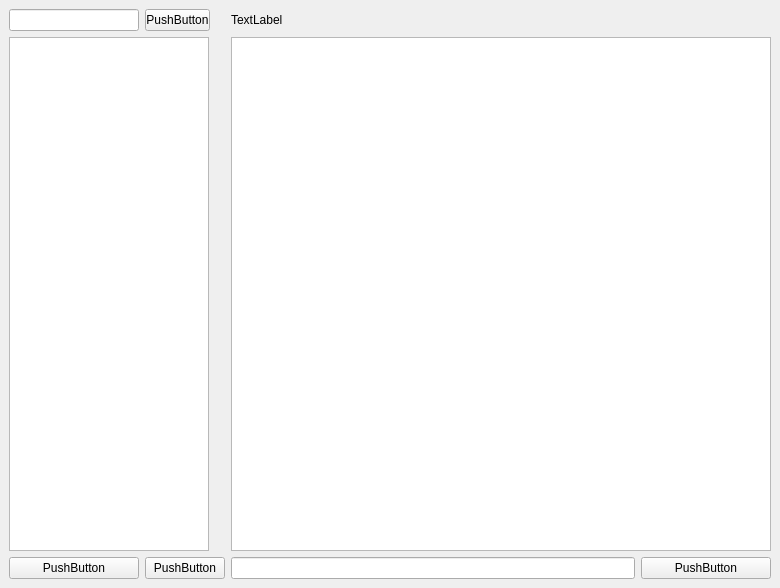
Old version of the form Project/Whatsapp/Client/client.ui in the repository Omer-Dagry/School-Twelfth_Grade.
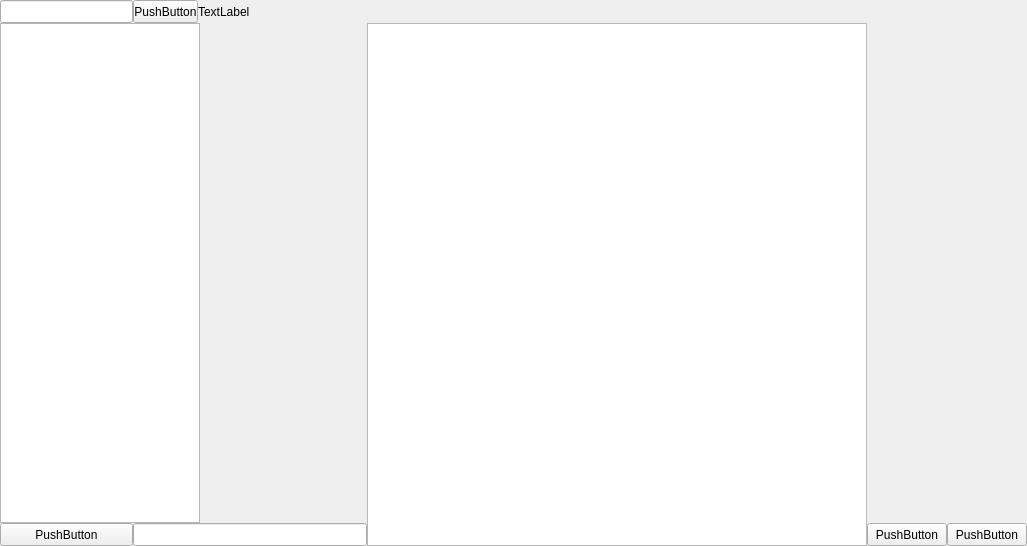
New version of the form.

Commit message:
main GUI, login_or_signup, send file thread
* main GUI is ready

* login_or_signup function receives the username and password and calls login or signup and then login

* file will be sent in another thread with another socket

Patch:
```diff
--- a/Project/Whatsapp/Client/client.ui
+++ b/Project/Whatsapp/Client/client.ui
@@ -6,8 +6,8 @@
    <rect>
     <x>0</x>
     <y>0</y>
-    <width>780</width>
-    <height>588</height>
+    <width>1015</width>
+    <height>546</height>
    </rect>
   </property>
   <property name="windowTitle">
@@ -15,6 +15,40 @@
   </property>
   <widget class="QWidget" name="centralwidget">
    <layout class="QGridLayout" name="gridLayout_2">
+    <property name="leftMargin">
+     <number>0</number>
+    </property>
+    <property name="topMargin">
+     <number>0</number>
+    </property>
+    <property name="rightMargin">
+     <number>0</number>
+    </property>
+    <property name="bottomMargin">
+     <number>0</number>
+    </property>
+    <property name="spacing">
+     <number>0</number>
+    </property>
+    <item row="3" column="0">
+     <widget class="QPushButton" name="send_message">
+      <property name="minimumSize">
+       <size>
+        <width>133</width>
+        <height>23</height>
+       </size>
+      </property>
+      <property name="maximumSize">
+       <size>
+        <width>133</width>
+        <height>23</height>
+       </size>
+      </property>
+      <property name="text">
+       <string>PushButton</string>
+      </property>
+     </widget>
+    </item>
     <item row="0" column="1">
      <widget class="QPushButton" name="search_user_button">
       <property name="sizePolicy">
@@ -23,32 +57,42 @@
         <verstretch>0</verstretch>
        </sizepolicy>
       </property>
+      <property name="minimumSize">
+       <size>
+        <width>65</width>
+        <height>23</height>
+       </size>
+      </property>
       <property name="maximumSize">
        <size>
         <width>65</width>
-        <height>16777215</height>
+        <height>23</height>
        </size>
       </property>
       <property name="text">
        <string>PushButton</string>
       </property>
-     </widget>
-    </item>
-    <item row="0" column="2" colspan="4">
-     <widget class="QLabel" name="current_chat_title">
-      <property name="text">
-       <string>TextLabel</string>
+      <property name="layoutDirection">
+       <enum>Qt::LeftToRight</enum>
       </property>
-     </widget>
-    </item>
-    <item row="3" column="0">
-     <widget class="QPushButton" name="record_voice_msg">
       <property name="text">
        <string>PushButton</string>
       </property>
+      <property name="iconSize">
+       <size>
+        <width>16</width>
+        <height>16</height>
+       </size>
+      </property>
+      <property name="checkable">
+       <bool>false</bool>
+      </property>
+      <property name="flat">
+       <bool>false</bool>
+      </property>
      </widget>
     </item>
-    <item row="1" column="0" colspan="2">
+    <item row="1" column="0" colspan="3">
      <widget class="QListWidget" name="chats_list">
       <property name="sizePolicy">
        <sizepolicy hsizetype="Fixed" vsizetype="Expanding">
@@ -56,6 +100,12 @@
         <verstretch>0</verstretch>
        </sizepolicy>
       </property>
+      <property name="minimumSize">
+       <size>
+        <width>200</width>
+        <height>500</height>
+       </size>
+      </property>
       <property name="maximumSize">
        <size>
         <width>200</width>
@@ -64,6 +114,44 @@
       </property>
      </widget>
     </item>
+    <item row="3" column="5">
+     <widget class="QPushButton" name="pushButton">
+      <property name="minimumSize">
+       <size>
+        <width>80</width>
+        <height>23</height>
+       </size>
+      </property>
+      <property name="maximumSize">
+       <size>
+        <width>80</width>
+        <height>23</height>
+       </size>
+      </property>
+      <property name="text">
+       <string>PushButton</string>
+      </property>
+     </widget>
+    </item>
+    <item row="3" column="4">
+     <widget class="QPushButton" name="pushButton_2">
+      <property name="minimumSize">
+       <size>
+        <width>80</width>
+        <height>23</height>
+       </size>
+      </property>
+      <property name="maximumSize">
+       <size>
+        <width>80</width>
+        <height>23</height>
+       </size>
+      </property>
+      <property name="text">
+       <string>PushButton</string>
+      </property>
+     </widget>
+    </item>
     <item row="0" column="0">
      <widget class="QLineEdit" name="search_user_input">
       <property name="sizePolicy">
@@ -72,31 +160,65 @@
         <verstretch>0</verstretch>
        </sizepolicy>
       </property>
+      <property name="minimumSize">
+       <size>
+        <width>133</width>
+        <height>23</height>
+       </size>
+      </property>
       <property name="maximumSize">
        <size>
-        <width>150</width>
-        <height>100</height>
+        <width>133</width>
+        <height>23</height>
        </size>
       </property>
+      <property name="text">
+       <string/>
+      </property>
      </widget>
     </item>
-    <item row="3" column="5">
-     <widget class="QPushButton" name="send_message">
+    <item row="0" column="2" colspan="2">
+     <widget class="QLabel" name="current_chat_title">
+      <property name="minimumSize">
+       <size>
+        <width>500</width>
+        <height>23</height>
+       </size>
+      </property>
+      <property name="maximumSize">
+       <size>
+        <width>16777215</width>
+        <height>23</height>
+       </size>
+      </property>
       <property name="text">
-       <string>PushButton</string>
+       <string>TextLabel</string>
       </property>
      </widget>
     </item>
-    <item row="1" column="2" colspan="4">
-     <widget class="QPlainTextEdit" name="current_chat"/>
+    <item row="3" column="1" colspan="2">
+     <widget class="QLineEdit" name="msg_box">
+      <property name="minimumSize">
+       <size>
+        <width>234</width>
+        <height>20</height>
+       </size>
+      </property>
+      <property name="maximumSize">
+       <size>
+        <width>16777215</width>
+        <height>23</height>
+       </size>
+      </property>
+     </widget>
     </item>
-    <item row="3" column="2" colspan="3">
-     <widget class="QLineEdit" name="msg_box"/>
-    </item>
-    <item row="3" column="1">
-     <widget class="QPushButton" name="upload_file">
-      <property name="text">
-       <string>PushButton</string>
+    <item row="1" column="3" rowspan="3">
+     <widget class="QPlainTextEdit" name="current_chat">
+      <property name="minimumSize">
+       <size>
+        <width>500</width>
+        <height>500</height>
+       </size>
       </property>
      </widget>
     </item>
```
Left out of the diff: 7 changed lines with no effect on the pictures. The commit also changes 1 other file.
